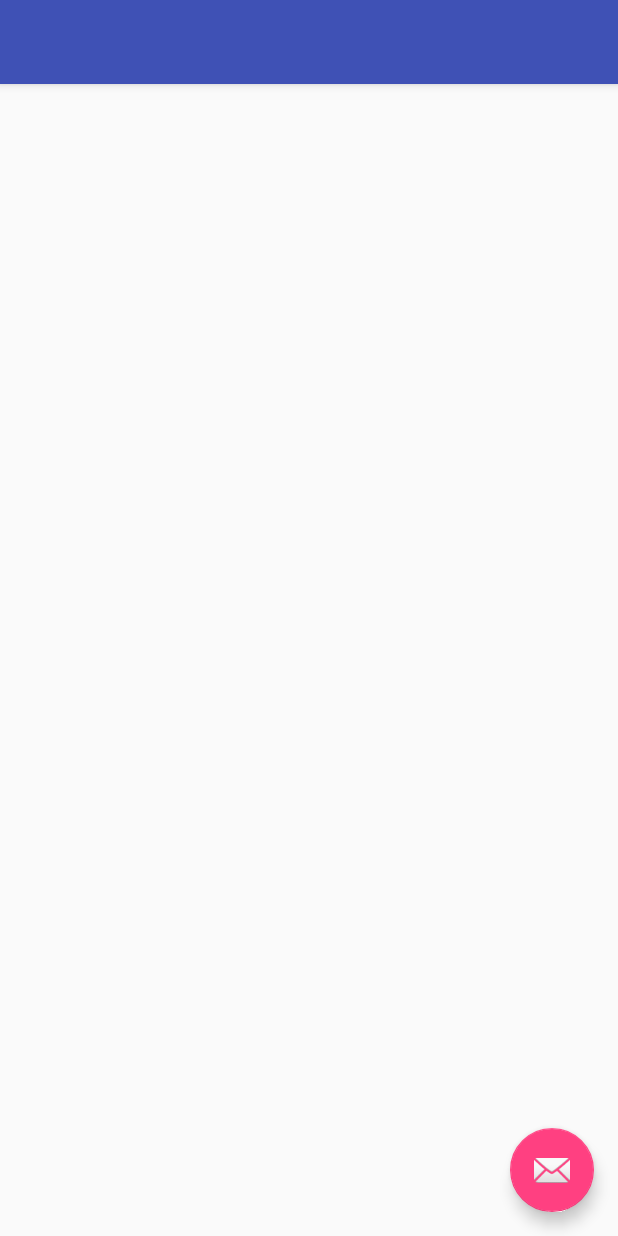
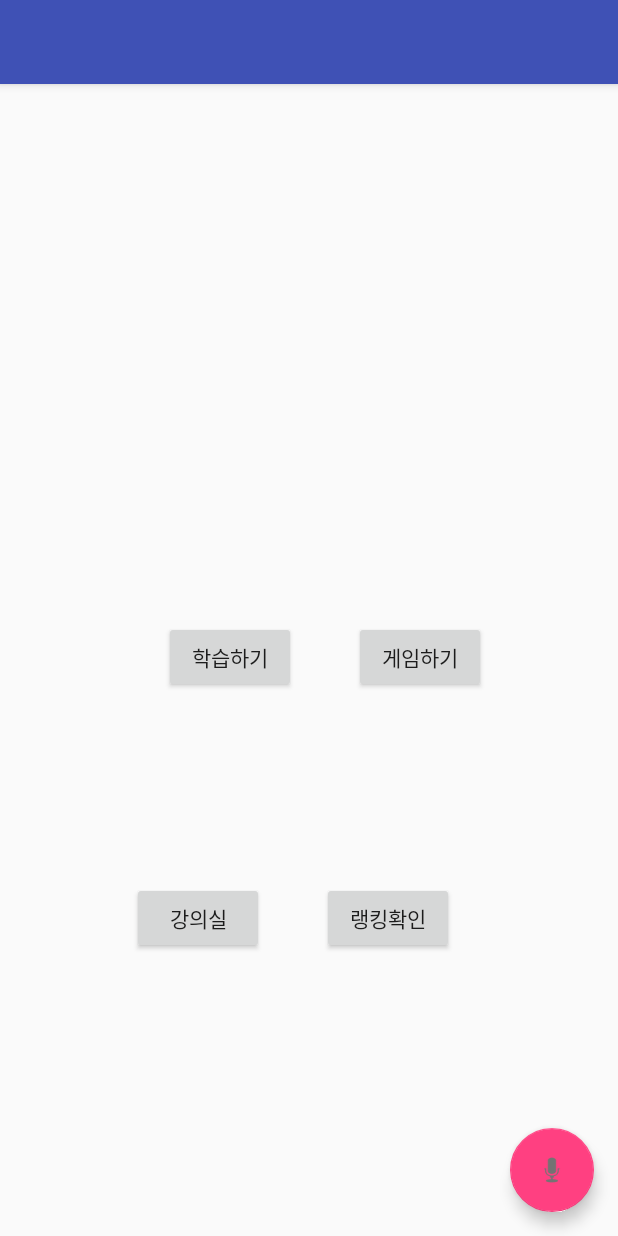
Before and after one commit to iteach12/NaverRecognitionApiTest, an Android app: the layout app_bar_main2.xml on its own in the app's theme, with its tools: preview values and no code run, on a phone screen of 412 x 824 dp. Run offline under Robolectric (Android 15) with nearby library versions, the phone set to English and light mode, and no system bars.

Commit message:
second commit

```diff
--- a/app/src/main/AndroidManifest.xml
+++ b/app/src/main/AndroidManifest.xml
@@ -18,16 +18,16 @@
             android:name=".MainActivity"
             android:label="@string/app_name"
             android:theme="@style/AppTheme.NoActionBar">
-            <intent-filter>
-                <action android:name="android.intent.action.MAIN" />
 
-                <category android:name="android.intent.category.LAUNCHER" />
-            </intent-filter>
         </activity>
         <activity
             android:name=".Main2Activity"
             android:label="@string/title_activity_main2"
-            android:theme="@style/AppTheme.NoActionBar"></activity>
+            android:theme="@style/AppTheme.NoActionBar"><intent-filter>
+            <action android:name="android.intent.action.MAIN" />
+
+            <category android:name="android.intent.category.LAUNCHER" />
+        </intent-filter></activity>
     </application>
 
 </manifest>
--- a/app/src/main/java/com/sihwan/iteach12/naverrecognitionapitest/Main2Activity.java
+++ b/app/src/main/java/com/sihwan/iteach12/naverrecognitionapitest/Main2Activity.java
@@ -16,7 +16,7 @@ import android.view.MenuItem;
 import com.sihwan.iteach12.naverrecognitionapitest.utils.AudioWriterPCM;
 
 public class Main2Activity extends AppCompatActivity
-        implements NavigationView.OnNavigationItemSelectedListener {
+        implements NavigationView.OnNavigationItemSelectedListener, View.OnClickListener {
 
     private static final String TAG = MainActivity.class.getSimpleName();
     private static final String CLIENT_ID = "MTaabvfKipKDh2clp5Xl";
@@ -112,4 +112,23 @@ public class Main2Activity extends AppCompatActivity
         drawer.closeDrawer(GravityCompat.START);
         return true;
     }
+
+
+
+    @Override
+    public void onClick(View view) {
+        switch (view.getId()){
+            case R.id.main_btn_study:
+
+                break;
+            case R.id.main_btn_game:
+                break;
+            case R.id.main_btn_myinfo:
+                break;
+            case R.id.main_btn_rangking:
+                break;
+
+
+        }
+    }
 }
--- a/app/src/main/java/com/sihwan/iteach12/naverrecognitionapitest/MainActivity.java
+++ b/app/src/main/java/com/sihwan/iteach12/naverrecognitionapitest/MainActivity.java
@@ -49,6 +49,7 @@ public class MainActivity extends AppCompatActivity {
     EditText myText;
     Button play_mp3;
     SeekBar seekBar;
+
     //php에 접속한 결과를 가져온 스트링
     String result_from_php;
 
--- a/app/src/main/res/layout/app_bar_main2.xml
+++ b/app/src/main/res/layout/app_bar_main2.xml
@@ -23,11 +23,11 @@
     <include layout="@layout/content_main2" />
 
     <android.support.design.widget.FloatingActionButton
-        android:id="@+id/fab"
+        android:id="@+id/ai_action"
         android:layout_width="wrap_content"
         android:layout_height="wrap_content"
         android:layout_gravity="bottom|end"
         android:layout_margin="@dimen/fab_margin"
-        app:srcCompat="@android:drawable/ic_dialog_email" />
+        app:srcCompat="@android:drawable/ic_btn_speak_now" />
 
 </android.support.design.widget.CoordinatorLayout>
--- a/app/src/main/res/layout/content_main2.xml
+++ b/app/src/main/res/layout/content_main2.xml
@@ -8,4 +8,61 @@
     tools:context="com.sihwan.iteach12.naverrecognitionapitest.Main2Activity"
     tools:showIn="@layout/app_bar_main2">
 
+    <Button
+        android:id="@+id/main_btn_study"
+        android:layout_width="wrap_content"
+        android:layout_height="wrap_content"
+        android:layout_marginBottom="8dp"
+        android:layout_marginEnd="8dp"
+        android:layout_marginStart="8dp"
+        android:layout_marginTop="8dp"
+        android:text="@string/main_btn_study_string"
+        app:layout_constraintBottom_toTopOf="@+id/main_btn_myinfo"
+        app:layout_constraintEnd_toStartOf="@+id/main_btn_game"
+        app:layout_constraintHorizontal_bias="0.769"
+        app:layout_constraintStart_toStartOf="parent"
+        app:layout_constraintTop_toTopOf="parent"
+        app:layout_constraintVertical_bias="0.748"
+        />
+
+    <Button
+        android:id="@+id/main_btn_game"
+        android:layout_width="wrap_content"
+        android:layout_height="wrap_content"
+        android:layout_marginBottom="8dp"
+        android:layout_marginEnd="88dp"
+        android:layout_marginTop="8dp"
+        android:text="@string/main_btn_game_string"
+        app:layout_constraintBottom_toTopOf="@+id/main_btn_rangking"
+        app:layout_constraintEnd_toEndOf="parent"
+        app:layout_constraintTop_toTopOf="parent"
+        app:layout_constraintVertical_bias="0.748"
+
+        />
+
+    <Button
+        android:id="@+id/main_btn_myinfo"
+        android:layout_width="wrap_content"
+        android:layout_height="wrap_content"
+        android:layout_marginBottom="188dp"
+        android:layout_marginStart="88dp"
+        android:text="@string/main_btn_myinfo_string"
+        app:layout_constraintBottom_toBottomOf="parent"
+        app:layout_constraintStart_toStartOf="parent"
+        />
+
+    <Button
+        android:id="@+id/main_btn_rangking"
+        android:layout_width="wrap_content"
+        android:layout_height="wrap_content"
+        android:layout_marginBottom="188dp"
+        android:layout_marginEnd="8dp"
+        android:layout_marginStart="8dp"
+        android:text="@string/main_btn_rangking_string"
+        app:layout_constraintBottom_toBottomOf="parent"
+        app:layout_constraintEnd_toEndOf="parent"
+        app:layout_constraintHorizontal_bias="0.23"
+        app:layout_constraintStart_toEndOf="@+id/main_btn_myinfo"
+        />
+
 </android.support.constraint.ConstraintLayout>
--- a/app/src/main/res/values/strings.xml
+++ b/app/src/main/res/values/strings.xml
@@ -13,4 +13,9 @@
     <string name="navigation_drawer_close">Close navigation drawer</string>
 
 
+
+    <string name ="main_btn_game_string">게임하기</string>
+    <string name ="main_btn_myinfo_string">강의실</string>
+    <string name ="main_btn_rangking_string">랭킹확인</string>
+    <string name ="main_btn_study_string">학습하기</string>
 </resources>
```
